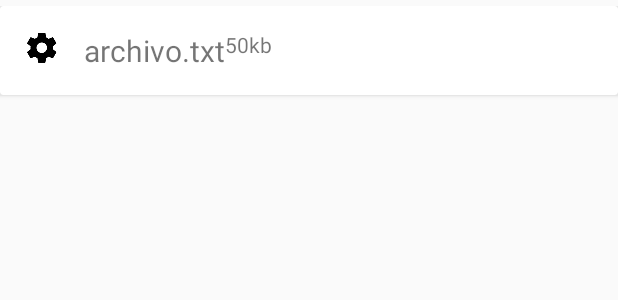
After one commit to lucianoRM/fdrive_frontend, an Android app: the layout file_card_layout.xml on its own in the app's theme, with its tools: preview values and no code run, on a phone screen of 412 x 824 dp. The commit adds this screen. Shown: the top 300 px of the screen. Run offline under Robolectric (Android 15) with nearby library versions, the phone set to English and light mode, and no system bars.

Commit message:
you can see files now. you cannot press them

```diff
--- a/FDrive/app/build.gradle
+++ b/FDrive/app/build.gradle
@@ -30,5 +30,8 @@ dependencies {
     compile 'de.hdodenhof:circleimageview:1.3.0'
     compile 'com.squareup.retrofit:retrofit:1.9.0'
     compile 'com.squareup.okhttp:okhttp:2.2.0'
+    compile 'com.android.support:cardview-v7:23.0.1'
+    compile 'com.android.support:recyclerview-v7:23.0.1'
+
 
 }
--- /dev/null
+++ b/FDrive/app/src/main/res/layout/file_card_layout.xml
@@ -0,0 +1,54 @@
+<?xml version="1.0" encoding="utf-8"?>
+<LinearLayout xmlns:android="http://schemas.android.com/apk/res/android"
+    android:layout_width="match_parent"
+    android:layout_height="match_parent"
+
+    android:layout_marginTop="4dp"
+    >
+
+    <android.support.v7.widget.CardView
+        android:layout_width="match_parent"
+        android:layout_height="wrap_content"
+        android:id="@+id/cv"
+        android:clickable="true"
+        >
+
+        <RelativeLayout
+            android:layout_width="match_parent"
+            android:layout_height="wrap_content"
+            android:padding="16dp"
+            >
+
+            <ImageView
+                android:layout_width="wrap_content"
+                android:layout_height="wrap_content"
+                android:id="@+id/extension_photo"
+                android:src="@mipmap/ic_settings_black_24dp"
+                android:layout_alignParentStart="true"
+                android:layout_alignParentTop="true"
+                android:layout_marginEnd="16dp"
+                />
+
+            <TextView
+                android:layout_width="wrap_content"
+                android:layout_height="wrap_content"
+                android:id="@+id/file_name"
+                android:layout_toEndOf="@+id/extension_photo"
+                android:text="archivo.txt"
+                android:layout_alignParentTop="true"
+                android:textSize="20sp"
+                />
+
+            <TextView
+                android:layout_width="wrap_content"
+                android:layout_height="wrap_content"
+                android:id="@+id/file_size"
+                android:layout_toEndOf="@+id/file_name"
+                android:text="50kb"
+                />
+
+        </RelativeLayout>
+
+    </android.support.v7.widget.CardView>
+
+</LinearLayout>
```
Also changed, not shown: FDrive/app/src/main/java/com/example/margonari/fdrive/CardAdapter.java (added, +64 -0 lines), FDrive/app/src/main/java/com/example/margonari/fdrive/DriveActivity.java (+32 -5 lines), FDrive/app/src/main/java/com/example/margonari/fdrive/File.java (added, +24 -0 lines), FDrive/app/src/main/res/layout/main_content.xml (+6 -5 lines), 1 other file.
